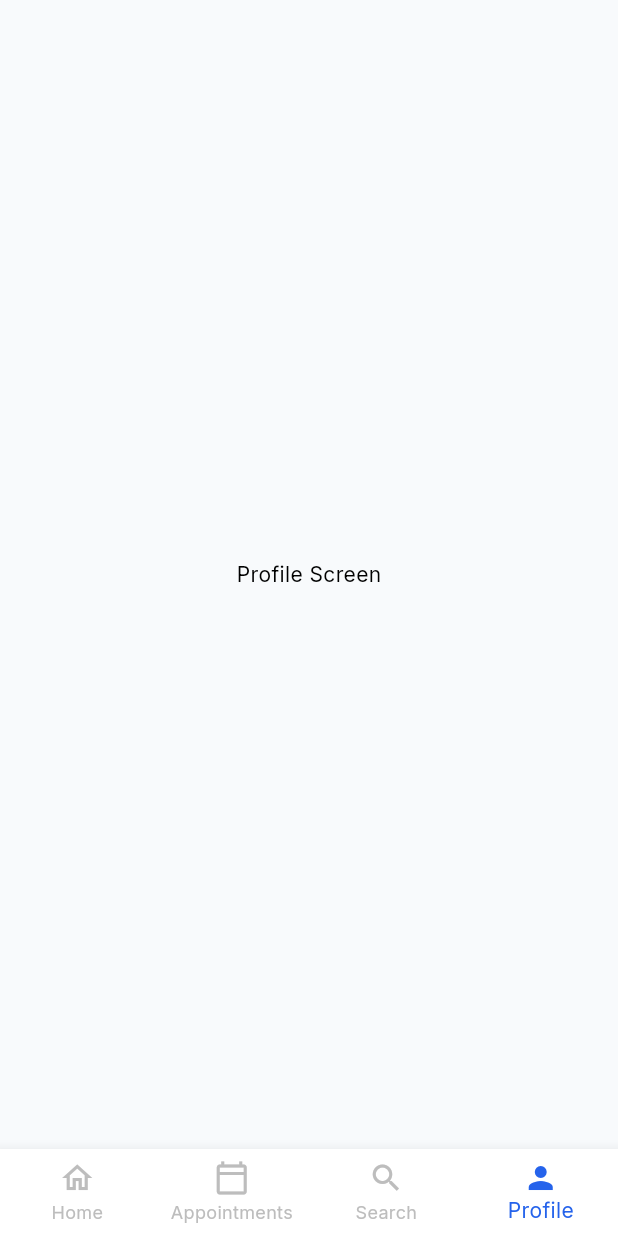
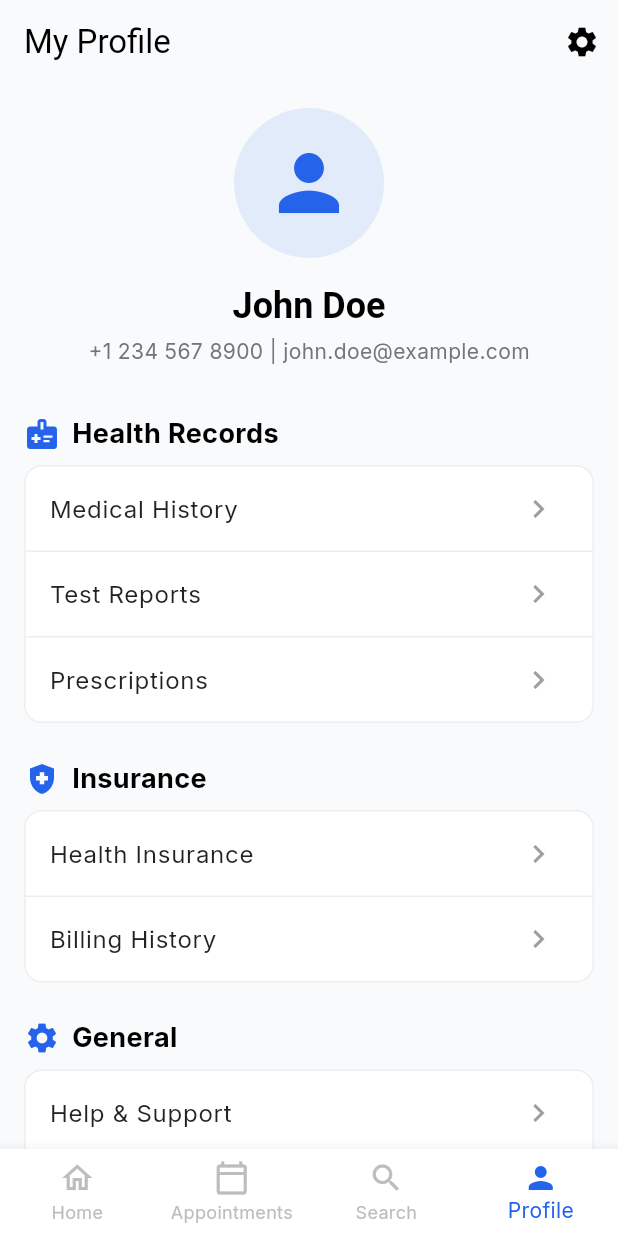
Before and after one commit to nilenjay/Healora, a Flutter app: the screen it shows after launch, item 4 of the bottom bar chosen, on a phone screen of 412 x 824 dp. Run offline on Flutter 3.47's test engine with Material 3 defaults, Android fonts, the phone set to English and light mode, and no system bars; our stand-ins replace equatable, flutter_bloc, go_router, google_fonts, shared_preferences.

```diff
--- a/lib/features/home/presentation/pages/main_screen.dart
+++ b/lib/features/home/presentation/pages/main_screen.dart
@@ -1,5 +1,7 @@
 import 'package:flutter/material.dart';
 import '../../../appointments/presentation/pages/my_appointments_screen.dart';
+import '../../../profile/presentation/pages/profile_screen.dart';
+import '../../../search/presentation/pages/search_screen.dart';
 import 'home_screen.dart';
 
 class MainScreen extends StatefulWidget {
@@ -22,8 +24,8 @@ class _MainScreenState extends State<MainScreen> {
   final List<Widget> _pages = [
     const HomeScreen(),
     const MyAppointmentsScreen(),
-    const Center(child: Text('Search Screen')),
-    const Center(child: Text('Profile Screen')),
+    const SearchScreen(),
+    const ProfileScreen(),
   ];
 
   @override
--- /dev/null
+++ b/lib/features/profile/presentation/pages/profile_screen.dart
@@ -0,0 +1,139 @@
+import 'package:flutter/material.dart';
+import '../../../../core/theme/app_spacing.dart';
+import '../../../../core/theme/app_radius.dart';
+
+class ProfileScreen extends StatelessWidget {
+  const ProfileScreen({super.key});
+
+  @override
+  Widget build(BuildContext context) {
+    return Scaffold(
+      appBar: AppBar(
+        title: const Text('My Profile'),
+        centerTitle: false,
+        actions: [
+          IconButton(
+            icon: const Icon(Icons.settings),
+            onPressed: () {},
+          ),
+        ],
+      ),
+      body: SingleChildScrollView(
+        padding: const EdgeInsets.all(AppSpacing.md),
+        child: Column(
+          children: [
+            // Profile Header
+            Center(
+              child: Column(
+                children: [
+                  CircleAvatar(
+                    radius: 50,
+                    backgroundColor: Theme.of(context).colorScheme.primary.withOpacity(0.1),
+                    child: Icon(
+                      Icons.person,
+                      size: 60,
+                      color: Theme.of(context).colorScheme.primary,
+                    ),
+                  ),
+                  const SizedBox(height: AppSpacing.md),
+                  Text(
+                    'John Doe',
+                    style: Theme.of(context).textTheme.headlineSmall?.copyWith(
+                      fontWeight: FontWeight.bold,
+                    ),
+                  ),
+                  const SizedBox(height: 4),
+                  Text(
+                    '+1 234 567 8900 | john.doe@example.com',
+                    style: TextStyle(color: Colors.grey.shade600),
+                  ),
+                ],
+              ),
+            ),
+            const SizedBox(height: AppSpacing.xl),
+
+            // Sections
+            _buildProfileSection(
+              context,
+              title: 'Health Records',
+              icon: Icons.medical_information,
+              items: ['Medical History', 'Test Reports', 'Prescriptions'],
+            ),
+            const SizedBox(height: AppSpacing.lg),
+            _buildProfileSection(
+              context,
+              title: 'Insurance',
+              icon: Icons.health_and_safety,
+              items: ['Health Insurance', 'Billing History'],
+            ),
+            const SizedBox(height: AppSpacing.lg),
+            _buildProfileSection(
+              context,
+              title: 'General',
+              icon: Icons.settings,
+              items: ['Help & Support', 'Terms & Conditions', 'Logout'],
+              isLogout: true,
+            ),
+          ],
+        ),
+      ),
+    );
+  }
+
+  Widget _buildProfileSection(
+    BuildContext context, {
+    required String title,
+    required IconData icon,
+    required List<String> items,
+    bool isLogout = false,
+  }) {
+    return Column(
+      crossAxisAlignment: CrossAxisAlignment.start,
+      children: [
+        Row(
+          children: [
+            Icon(icon, color: Theme.of(context).colorScheme.primary),
+            const SizedBox(width: AppSpacing.sm),
+            Text(
+              title,
+              style: const TextStyle(
+                fontSize: 18,
+                fontWeight: FontWeight.bold,
+              ),
+            ),
+          ],
+        ),
+        const SizedBox(height: AppSpacing.sm),
+        Container(
+          decoration: BoxDecoration(
+            color: Colors.white,
+            borderRadius: BorderRadius.circular(AppRadius.md),
+            border: Border.all(color: Colors.grey.shade200),
+          ),
+          child: Column(
+            children: items.map((item) {
+              final isLast = items.last == item;
+              final isLogoutItem = isLogout && isLast;
+              return Column(
+                children: [
+                  ListTile(
+                    title: Text(
+                      item,
+                      style: TextStyle(
+                        color: isLogoutItem ? Colors.red : Colors.black87,
+                        fontWeight: isLogoutItem ? FontWeight.bold : FontWeight.normal,
+                      ),
+                    ),
+                    trailing: const Icon(Icons.chevron_right, color: Colors.grey),
+                    onTap: () {},
+                  ),
+                  if (!isLast) Divider(height: 1, color: Colors.grey.shade200),
+                ],
+              );
+            }).toList(),
+          ),
+        ),
+      ],
+    );
+  }
+}
```
Also changed, not shown: lib/features/home/presentation/pages/splash_screen.dart (+38 -16 lines), lib/features/search/presentation/pages/search_screen.dart (added, +125 -0 lines), assets/images/Healora Logo (1).jpg (added), 1 other file.
